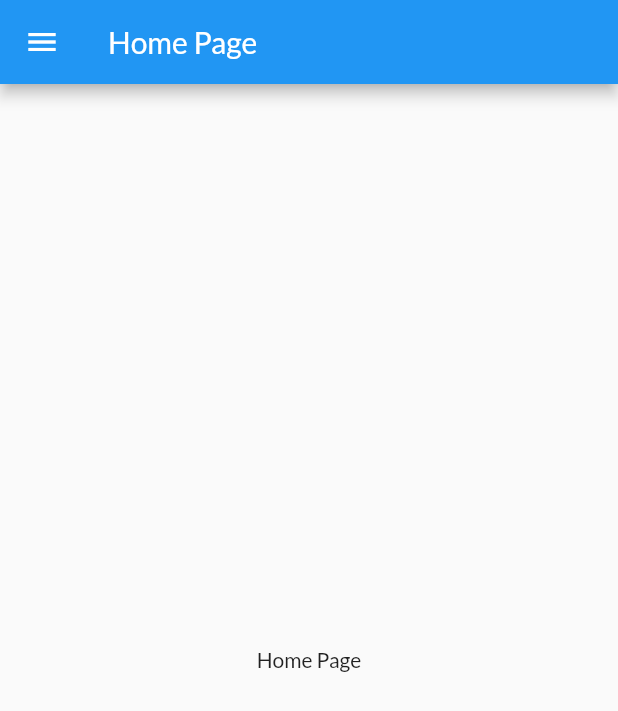
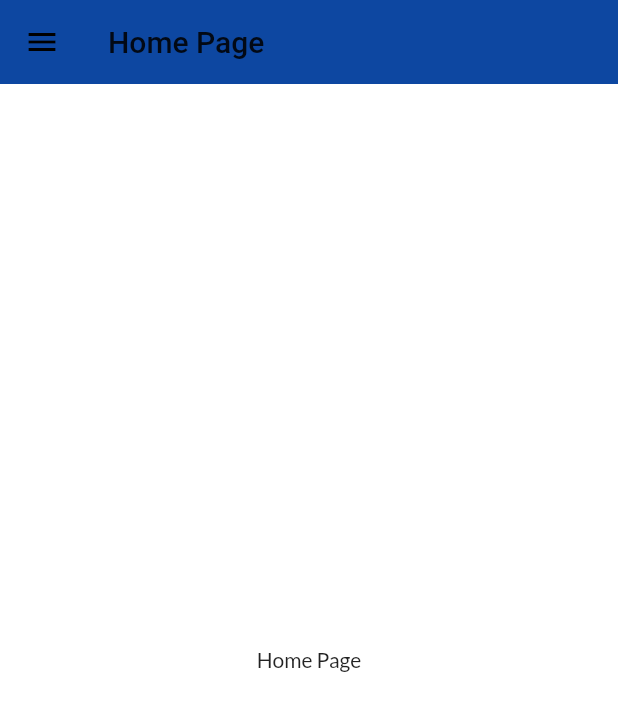
Before and after one commit to SubhashSolleti/Fapp1, a Flutter app: the screen it shows after launch, on a phone screen of 412 x 824 dp. Shown: the top 711 px of the screen. Run offline on Flutter 3.47's test engine with Material 2 defaults, Android fonts, the light colour scheme and no system bars; our stand-ins replace google_fonts.

Commit message:
themes added

```diff
--- a/lib/main.dart
+++ b/lib/main.dart
@@ -1,5 +1,6 @@
 import 'package:fapp1/pages/home_page.dart';
 import 'package:fapp1/utils/routes.dart';
+import 'package:fapp1/widgets/themes.dart';
 import 'package:flutter/material.dart';
 import 'package:fapp1/pages/login_page.dart';
 import 'package:google_fonts/google_fonts.dart';
@@ -13,13 +14,9 @@
   Widget build(BuildContext context) {
     return MaterialApp(
       themeMode: ThemeMode.light,
-      theme: ThemeData(
-        primarySwatch: Colors.blue,
-        fontFamily: GoogleFonts.lato().fontFamily,
-      ),
+      theme: MyTheme.lightTheme(context),
       debugShowCheckedModeBanner: false,
-      darkTheme:
-          ThemeData(primarySwatch: Colors.green, brightness: Brightness.dark),
+      darkTheme: MyTheme.darkTheme(context),
       initialRoute: MyRoutes.homeRoute,
       routes: {
         "/": (context) => LoginPage(),
--- a/lib/pages/home_page.dart
+++ b/lib/pages/home_page.dart
@@ -7,6 +7,7 @@
   Widget build(BuildContext context) {
     return Scaffold(
       appBar: AppBar(
+
         title: Text("Home Page"),
       ),
       body: Center(
--- /dev/null
+++ b/lib/widgets/themes.dart
@@ -0,0 +1,20 @@
+import 'package:flutter/material.dart';
+import 'package:google_fonts/google_fonts.dart';
+
+class MyTheme {
+  static ThemeData lightTheme(BuildContext context) => ThemeData(
+        primarySwatch: Colors.blue,
+        primaryColor: Colors.blue[900],
+        canvasColor: Colors.white,
+        fontFamily: GoogleFonts.lato().fontFamily,
+        appBarTheme: AppBarTheme(
+          color: Colors.blue[900],
+          elevation: 0.0,
+          iconTheme: IconThemeData(color: Colors.black),
+          textTheme: Theme.of(context).textTheme,
+        ),
+      );
+  static ThemeData darkTheme(BuildContext context) => ThemeData(
+        brightness: Brightness.dark,
+      );
+}
```
